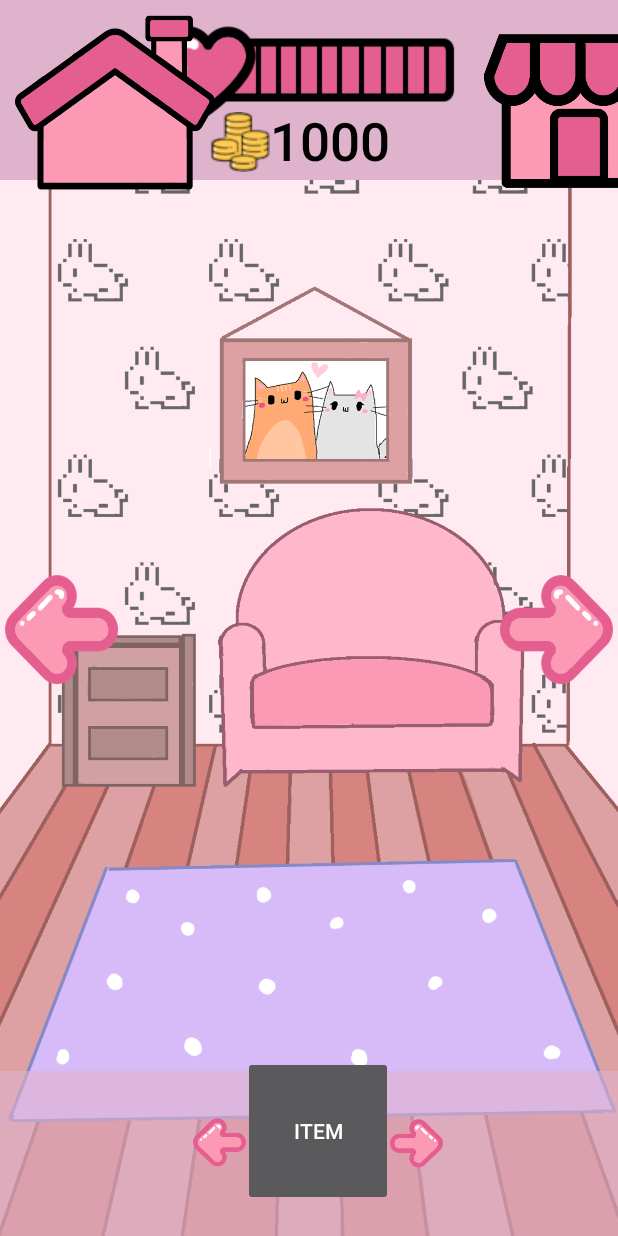
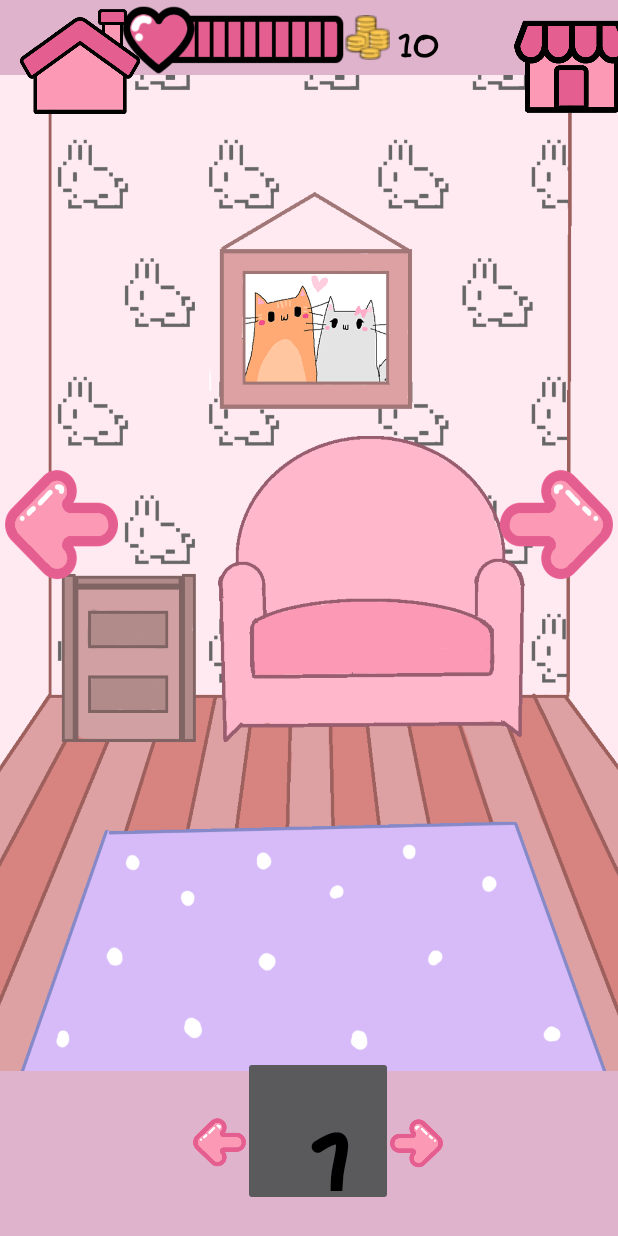
Before and after one commit to joszi173/inzynieria, an Android app built with Jetpack Compose: the screen it shows after launch (Gra), on a phone screen of 412 x 824 dp. Run offline under Robolectric (Android 15) with nearby library versions, the phone set to English and light mode, and no system bars; our stand-ins replace Room's generated code; 9 statements that could not run were skipped.

Commit message:
nowe itemy: cheese, cherry, pasta. zmienione lekko ui, widoczna ilosc itemów w salonie, zmiena czcionki

```diff
--- a/app/src/main/java/com/example/tamagotchi/Gra.kt
+++ b/app/src/main/java/com/example/tamagotchi/Gra.kt
@@ -83,12 +83,14 @@ class Gra : AppCompatActivity(), Potrzeba.PasekPotrzebyListener
         ////////
         //tablica itemów, po dodaniu domku do przeniesienia do pokoju
         var listaItemow = listOf(
-            Food(1,13, 30,BitmapFactory.decodeResource(getResources(), R.drawable.orange0),3),
-            Food(2,5,10,BitmapFactory.decodeResource(getResources(), R.drawable.peanut0), 1),
+            Food(1,0, 30,BitmapFactory.decodeResource(getResources(), R.drawable.orange0),15),
+            Food(2,2,10,BitmapFactory.decodeResource(getResources(), R.drawable.peanut0), 4),
             Higene(3,1,1,BitmapFactory.decodeResource(getResources(), R.drawable.bajablast), 1),
             Fun(4,2,2,BitmapFactory.decodeResource(getResources(), R.drawable.clouds_loading2), 1),
             Sleep(5,2,3,BitmapFactory.decodeResource(getResources(), R.drawable.sklepik1), 1),
-
+            Food(6,5,2,BitmapFactory.decodeResource(getResources(), R.drawable.cherry), 2),
+            Food(7,0,25,BitmapFactory.decodeResource(getResources(), R.drawable.cheese), 12),
+            Food(8,0,50,BitmapFactory.decodeResource(getResources(), R.drawable.pasta), 30)
             )//zmienić na Itemy]]
 
 
--- a/app/src/main/java/com/example/tamagotchi/Sklepik.kt
+++ b/app/src/main/java/com/example/tamagotchi/Sklepik.kt
@@ -46,6 +46,7 @@ class Sklepik(val dao: tamagotchiDao, val gra: Gra) : Fragment(R.layout.fragment
                 text = i.koszt.toString()
                 setTextColor(Color.parseColor("black"))
                 textSize = 30f // Zmniejszenie rozmiaru tekstu
+                fontFeatureSettings="@font/meow_font"
                 gravity = Gravity.CENTER
             }
 
--- a/app/src/main/res/layout/activity_gra.xml
+++ b/app/src/main/res/layout/activity_gra.xml
@@ -13,18 +13,18 @@
 
     <Button
         android:id="@+id/sklepikBtn"
-        android:layout_width="200px"
-        android:layout_height="200px"
-        android:layout_marginStart="318dp"
+        android:layout_width="120px"
+        android:layout_height="120px"
+        android:layout_marginStart="340dp"
         android:background="@drawable/sklepik1"
         app:layout_constraintStart_toStartOf="parent"
         app:layout_constraintTop_toTopOf="parent" />
 
     <Button
         android:id="@+id/domekBtn"
-        android:layout_width="200px"
-        android:layout_height="200px"
-        android:layout_marginStart="10dp"
+        android:layout_width="120px"
+        android:layout_height="120px"
+        android:layout_marginStart="13dp"
         android:background="@drawable/domek1"
         app:layout_constraintStart_toStartOf="parent"
         app:layout_constraintTop_toTopOf="parent" />
@@ -60,7 +60,7 @@
     <ImageView
         android:id="@+id/Pasektop"
         android:layout_width="match_parent"
-        android:layout_height="120dp"
+        android:layout_height="50dp"
         android:background="#E0B3CD"
         app:layout_constraintEnd_toEndOf="parent"
         app:layout_constraintStart_toStartOf="parent"
@@ -68,10 +68,11 @@
 
     <ImageView
         android:id="@+id/pasekGlod"
-        android:layout_width="200dp"
-        android:layout_height="90dp"
+        android:layout_width="170dp"
+        android:layout_height="50dp"
         android:src="@drawable/pasek_glod_10"
         app:layout_constraintEnd_toEndOf="parent"
+        android:layout_marginLeft="-100dp"
         app:layout_constraintStart_toStartOf="parent"
         app:layout_constraintTop_toTopOf="parent" />
 
@@ -90,18 +91,19 @@
     <TextView
         android:id="@+id/iloscMonetD"
         android:layout_width="137dp"
-        android:layout_height="50dp"
-        android:layout_marginStart="140dp"
-        android:layout_marginTop="70dp"
+        android:fontFamily="@font/meow_font"
+        android:layout_height="30dp"
+        android:layout_marginStart="230dp"
+        android:layout_marginTop="10dp"
         android:adjustViewBounds="true"
         android:drawableLeft="@drawable/money"
-        android:fontFamily="sans-serif-medium"
-        android:maxWidth="40dp"
+        android:maxWidth="37dp"
         android:maxHeight="40dp"
         android:scaleType="fitCenter"
-        android:text="1000"
+        android:text="10"
         android:textColor="@android:color/black"
-        android:textSize="35dp"
+        android:textSize="30dp"
+        android:textStyle="bold"
         app:layout_constraintStart_toStartOf="parent"
         app:layout_constraintTop_toTopOf="parent" />
 
--- a/app/src/main/res/layout/fragment_domek.xml
+++ b/app/src/main/res/layout/fragment_domek.xml
@@ -20,7 +20,7 @@
     <RelativeLayout
         android:id="@+id/tloPokojuWDomku"
         android:layout_width="match_parent"
-        android:layout_marginTop="120dp"
+        android:layout_marginTop="50dp"
         android:layout_height="match_parent"
         android:background="@drawable/roomp">
 
@@ -34,8 +34,8 @@
             android:layout_height="427dp"
             android:layout_alignParentStart="true"
             android:layout_alignParentTop="true"
-            android:layout_marginStart="78dp"
-            android:layout_marginTop="50dp"
+            android:layout_marginStart="60dp"
+            android:layout_marginTop="90dp"
             app:srcCompat="@android:drawable/arrow_up_float"
             tools:src="@drawable/clouds_loading2" />
 
@@ -46,7 +46,7 @@
             android:layout_alignParentBottom="true"
             android:layout_gravity="bottom"
             android:layout_marginBottom="0dp"
-            android:background="#99E0B3CD" />
+            android:background="#E0B3CD" />
 
         <Button
             android:id="@+id/UzyjItemu"
@@ -56,7 +56,13 @@
             android:layout_alignParentBottom="true"
             android:layout_marginEnd="150dp"
             android:layout_marginBottom="20dp"
-            android:text="item" />
+            android:text="10"
+            android:fontFamily="@font/meow_font"
+            android:textAlignment="center"
+            android:textSize="150px"
+            android:textColor="#000000"
+            android:textStyle="bold"
+            />
 
         <Button
             android:id="@+id/buttonItemL"
--- a/app/src/main/res/layout/fragment_sklepik.xml
+++ b/app/src/main/res/layout/fragment_sklepik.xml
@@ -12,17 +12,18 @@
         android:layout_width="match_parent"
         android:layout_height="match_parent"
         android:background="@drawable/shop"
-        android:layout_marginTop="120dp">
+        android:layout_marginTop="50dp">
 
 
         <TableLayout
             android:id="@+id/tabelaZItememi"
             android:layout_width="303dp"
             android:layout_height="313dp"
+            android:fontFamily="@font/meow_font"
             android:layout_alignParentStart="true"
             android:layout_alignParentTop="true"
-            android:layout_marginStart="53dp"
-            android:layout_marginTop="65dp"
+            android:layout_marginStart="48dp"
+            android:layout_marginTop="59dp"
             android:orientation="horizontal">
 
             <TableRow
```
Also changed, not shown: app/src/main/res/drawable/cheese.png (added), app/src/main/res/drawable/cherry.png (added), app/src/main/res/drawable/money.png, app/src/main/res/drawable/pasta.png (added).
